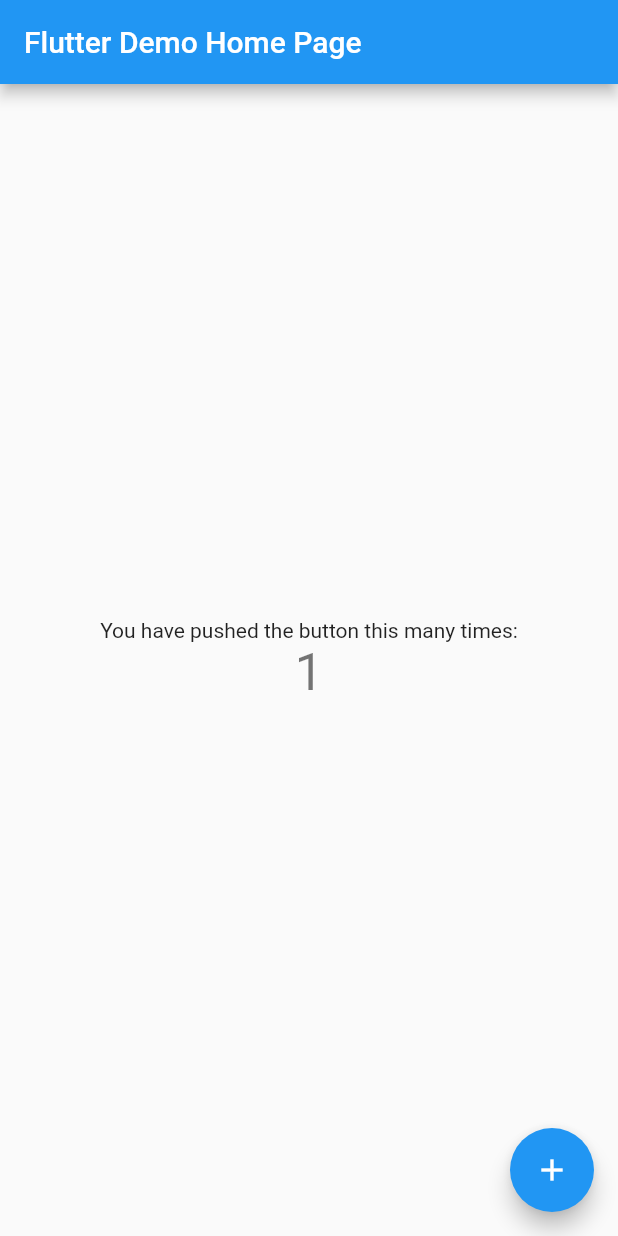
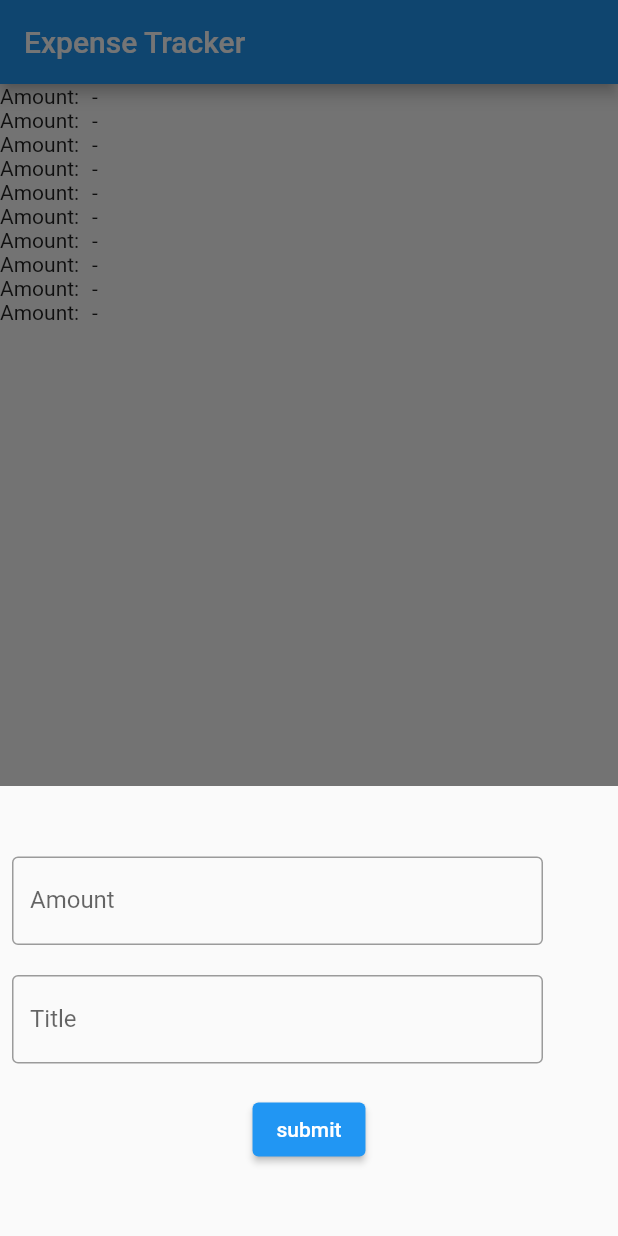
Before and after one commit to Blankeye-zero/expense_tracker, a Flutter app: the MyHomePage screen opened directly, after a tap on the "add" icon, on a phone screen of 412 x 824 dp. Run offline on Flutter 3.47's test engine with Material 2 defaults, Android fonts, the phone set to English and light mode, and no system bars.

Commit message:
input expense element

```diff
--- /dev/null
+++ b/expense_tracker/lib/expenselog.dart
@@ -0,0 +1,19 @@
+import 'package:flutter/widgets.dart';
+
+class Expenselog extends StatelessWidget {
+  Expenselog(this.amount, this.expensetitle);
+  String amount;
+  String expensetitle;
+  @override
+  Widget build(BuildContext context) {
+    return Row(
+      children: [
+        Text('Amount: $amount'),
+        const SizedBox(
+          width: 5,
+        ),
+        Text('- $expensetitle')
+      ],
+    );
+  }
+}
--- a/expense_tracker/lib/main.dart
+++ b/expense_tracker/lib/main.dart
@@ -1,3 +1,4 @@
+import 'package:expense_tracker/expenselog.dart';
 import 'package:flutter/material.dart';
 
 void main() {
@@ -7,40 +8,20 @@ void main() {
 class MyApp extends StatelessWidget {
   const MyApp({Key? key}) : super(key: key);
 
-  // This widget is the root of your application.
   @override
   Widget build(BuildContext context) {
     return MaterialApp(
-      title: 'Flutter Demo',
+      title: 'Expense Tracker',
       theme: ThemeData(
-        // This is the theme of your application.
-        //
-        // Try running your application with "flutter run". You'll see the
-        // application has a blue toolbar. Then, without quitting the app, try
-        // changing the primarySwatch below to Colors.green and then invoke
-        // "hot reload" (press "r" in the console where you ran "flutter run",
-        // or simply save your changes to "hot reload" in a Flutter IDE).
-        // Notice that the counter didn't reset back to zero; the application
-        // is not restarted.
         primarySwatch: Colors.blue,
       ),
-      home: const MyHomePage(title: 'Flutter Demo Home Page'),
+      home: MyHomePage(title: 'Expense Tracker'),
     );
   }
 }
 
 class MyHomePage extends StatefulWidget {
-  const MyHomePage({Key? key, required this.title}) : super(key: key);
-
-  // This widget is the home page of your application. It is stateful, meaning
-  // that it has a State object (defined below) that contains fields that affect
-  // how it looks.
-
-  // This class is the configuration for the state. It holds the values (in this
-  // case the title) provided by the parent (in this case the App widget) and
-  // used by the build method of the State. Fields in a Widget subclass are
-  // always marked "final".
-
+  MyHomePage({Key? key, required this.title}) : super(key: key);
   final String title;
 
   @override
@@ -48,68 +29,76 @@ class MyHomePage extends StatefulWidget {
 }
 
 class _MyHomePageState extends State<MyHomePage> {
-  int _counter = 0;
+  final TextEditingController Amtcontrol = TextEditingController();
 
-  void _incrementCounter() {
-    setState(() {
-      // This call to setState tells the Flutter framework that something has
-      // changed in this State, which causes it to rerun the build method below
-      // so that the display can reflect the updated values. If we changed
-      // _counter without calling setState(), then the build method would not be
-      // called again, and so nothing would appear to happen.
-      _counter++;
-    });
-  }
+  final TextEditingController Titlecontrol = TextEditingController();
+
+  String amount = '';
+
+  String expense = '';
 
   @override
   Widget build(BuildContext context) {
-    // This method is rerun every time setState is called, for instance as done
-    // by the _incrementCounter method above.
-    //
-    // The Flutter framework has been optimized to make rerunning build methods
-    // fast, so that you can just rebuild anything that needs updating rather
-    // than having to individually change instances of widgets.
     return Scaffold(
       appBar: AppBar(
-        // Here we take the value from the MyHomePage object that was created by
-        // the App.build method, and use it to set our appbar title.
         title: Text(widget.title),
       ),
       body: Center(
-        // Center is a layout widget. It takes a single child and positions it
-        // in the middle of the parent.
-        child: Column(
-          // Column is also a layout widget. It takes a list of children and
-          // arranges them vertically. By default, it sizes itself to fit its
-          // children horizontally, and tries to be as tall as its parent.
-          //
-          // Invoke "debug painting" (press "p" in the console, choose the
-          // "Toggle Debug Paint" action from the Flutter Inspector in Android
-          // Studio, or the "Toggle Debug Paint" command in Visual Studio Code)
-          // to see the wireframe for each widget.
-          //
-          // Column has various properties to control how it sizes itself and
-          // how it positions its children. Here we use mainAxisAlignment to
-          // center the children vertically; the main axis here is the vertical
-          // axis because Columns are vertical (the cross axis would be
-          // horizontal).
-          mainAxisAlignment: MainAxisAlignment.center,
-          children: <Widget>[
-            const Text(
-              'You have pushed the button this many times:',
-            ),
-            Text(
-              '$_counter',
-              style: Theme.of(context).textTheme.headline4,
-            ),
-          ],
+        child: ListView.builder(
+          itemBuilder: (((context, index) => Expenselog(amount, expense))),
+          itemCount: 10,
         ),
       ),
       floatingActionButton: FloatingActionButton(
-        onPressed: _incrementCounter,
+        onPressed: () {
+          showModalBottomSheet(
+              context: context,
+              builder: (BuildContext context) {
+                return SizedBox(
+                  height: 300,
+                  child: Column(
+                    mainAxisAlignment: MainAxisAlignment.center,
+                    mainAxisSize: MainAxisSize.min,
+                    children: <Widget>[
+                      Padding(
+                        padding: const EdgeInsets.only(right: 50, left: 8.0),
+                        child: TextField(
+                          controller: Amtcontrol,
+                          decoration: const InputDecoration(
+                            border: OutlineInputBorder(),
+                            labelText: 'Amount',
+                          ),
+                        ),
+                      ),
+                      const SizedBox(height: 20),
+                      Padding(
+                        padding: const EdgeInsets.only(right: 50, left: 8.0),
+                        child: TextField(
+                          controller: Titlecontrol,
+                          decoration: const InputDecoration(
+                            border: OutlineInputBorder(),
+                            labelText: 'Title',
+                          ),
+                        ),
+                      ),
+                      const SizedBox(height: 20),
+                      ElevatedButton(
+                          onPressed: () {
+                            setState(() {
+                              amount = Amtcontrol.text;
+                              expense = Titlecontrol.text;
+                            });
+                            Navigator.pop(context);
+                          },
+                          child: const Text('submit')),
+                    ],
+                  ),
+                );
+              });
+        },
         tooltip: 'Increment',
         child: const Icon(Icons.add),
-      ), // This trailing comma makes auto-formatting nicer for build methods.
+      ),
     );
   }
 }
```
